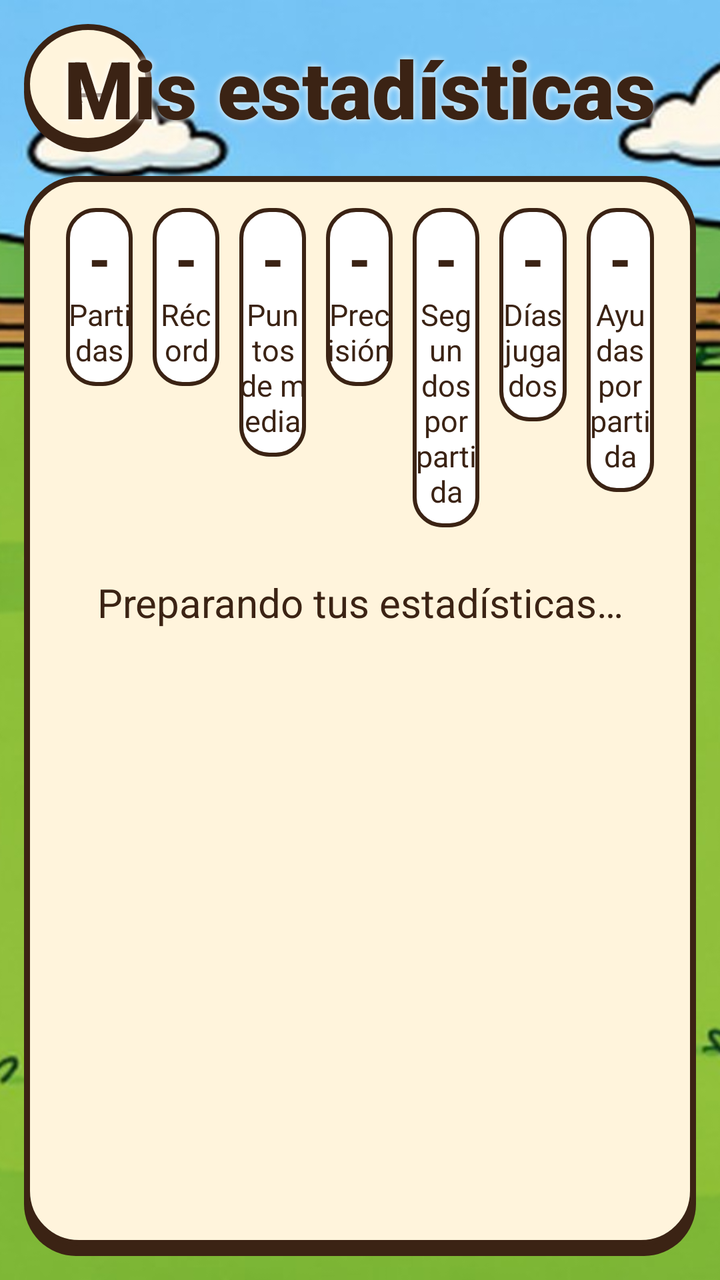
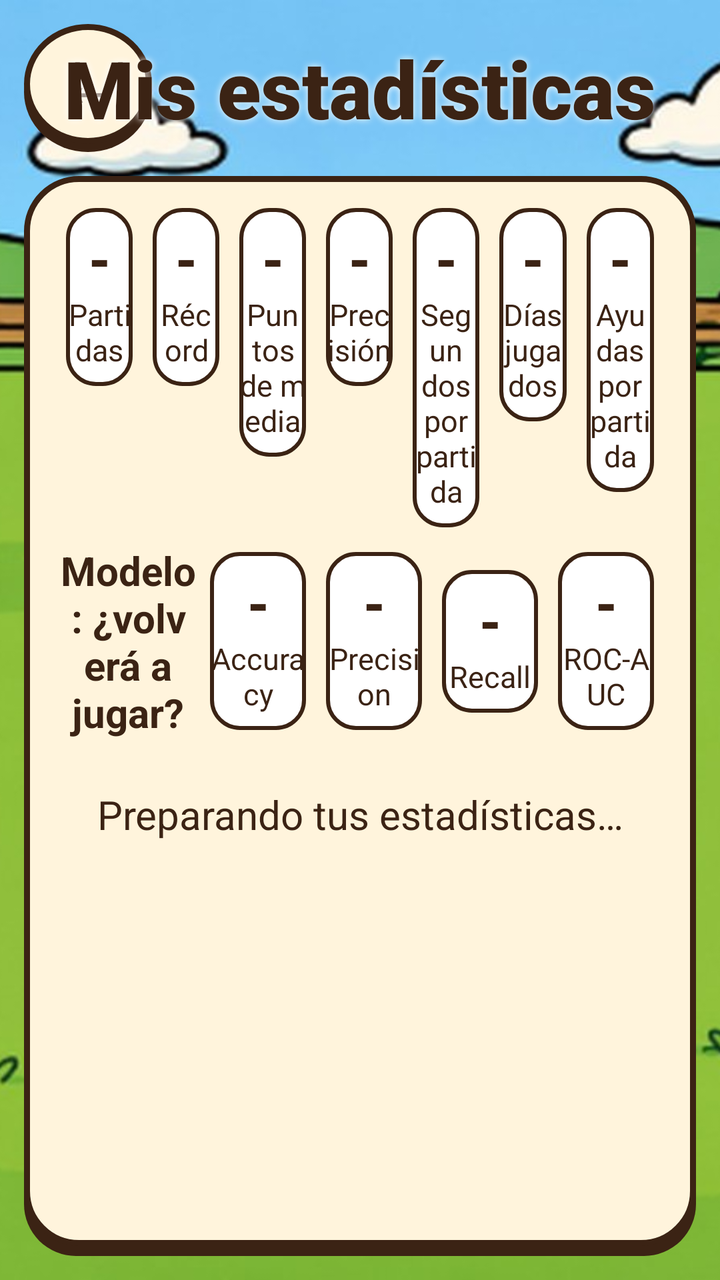

The first picture is an Android layout as it rendered before a commit; the second is the same layout after the commit. The layout source and the unified diff follow.
<!-- AndroidManifest.xml: application theme Theme.Topohit -->
<!-- res/layout/activity_metricas.xml -->
<?xml version="1.0" encoding="utf-8"?>
<FrameLayout xmlns:android="http://schemas.android.com/apk/res/android"
    android:layout_width="match_parent"
    android:layout_height="match_parent">

    <ImageView
        android:id="@+id/ImgMetricasFondo"
        android:layout_width="match_parent"
        android:layout_height="match_parent"
        android:contentDescription="@null"
        android:scaleType="centerCrop"
        android:src="@drawable/fondo_partida_normal" />

    <LinearLayout
        android:layout_width="match_parent"
        android:layout_height="match_parent"
        android:orientation="vertical"
        android:padding="@dimen/margen_pequeno">

        <FrameLayout
            android:layout_width="match_parent"
            android:layout_height="wrap_content">

            <TextView
                android:id="@+id/BtnMetricasAtras"
                style="@style/BotonRedondo"
                android:contentDescription="@string/volver"
                android:text="@string/atras" />

            <TextView
                style="@style/Titulo"
                android:layout_width="match_parent"
                android:layout_height="wrap_content"
                android:layout_gravity="center_vertical"
                android:shadowColor="@color/blanco"
                android:shadowRadius="8"
                android:text="@string/mis_estadisticas" />
        </FrameLayout>

        <LinearLayout
            android:id="@+id/LayMetricasPanel"
            android:layout_width="match_parent"
            android:layout_height="0dp"
            android:layout_marginTop="@dimen/margen_pequeno"
            android:layout_weight="1"
            android:background="@drawable/panel_crema"
            android:orientation="vertical"
            android:padding="@dimen/separacion">

            <LinearLayout
                android:layout_width="match_parent"
                android:layout_height="wrap_content"
                android:orientation="horizontal">

                <LinearLayout style="@style/CajaDato">

                    <TextView
                        android:id="@+id/LblMetricasPartidas"
                        style="@style/DatoNumero"
                        android:text="@string/sin_dato" />

                    <TextView
                        style="@style/DatoEtiqueta"
                        android:text="@string/partidas" />
                </LinearLayout>

                <LinearLayout style="@style/CajaDato">

                    <TextView
                        android:id="@+id/LblMetricasRecord"
                        style="@style/DatoNumero"
                        android:text="@string/sin_dato" />

                    <TextView
                        style="@style/DatoEtiqueta"
                        android:text="@string/record_minuscula" />
                </LinearLayout>

                <LinearLayout style="@style/CajaDato">

                    <TextView
                        android:id="@+id/LblMetricasMedia"
                        style="@style/DatoNumero"
                        android:text="@string/sin_dato" />

                    <TextView
                        style="@style/DatoEtiqueta"
                        android:text="@string/puntos_de_media" />
                </LinearLayout>

                <LinearLayout style="@style/CajaDato">

                    <TextView
                        android:id="@+id/LblMetricasPrecision"
                        style="@style/DatoNumero"
                        android:text="@string/sin_dato" />

                    <TextView
                        style="@style/DatoEtiqueta"
                        android:text="@string/precision" />
                </LinearLayout>

                <LinearLayout style="@style/CajaDato">

                    <TextView
                        android:id="@+id/LblMetricasDuracion"
                        style="@style/DatoNumero"
                        android:text="@string/sin_dato" />

                    <TextView
                        style="@style/DatoEtiqueta"
                        android:text="@string/duracion_media" />
                </LinearLayout>

                <LinearLayout style="@style/CajaDato">

                    <TextView
                        android:id="@+id/LblMetricasDias"
                        style="@style/DatoNumero"
                        android:text="@string/sin_dato" />

                    <TextView
                        style="@style/DatoEtiqueta"
                        android:text="@string/dias_jugados" />
                </LinearLayout>

                <LinearLayout style="@style/CajaDato">

                    <TextView
                        android:id="@+id/LblMetricasAyudas"
                        style="@style/DatoNumero"
                        android:text="@string/sin_dato" />

                    <TextView
                        style="@style/DatoEtiqueta"
                        android:text="@string/ayudas_por_partida" />
                </LinearLayout>
            </LinearLayout>

            <TextView
                android:id="@+id/LblMetricasEstado"
                android:layout_width="match_parent"
                android:layout_height="wrap_content"
                android:layout_marginTop="@dimen/margen"
                android:gravity="center"
                android:text="@string/preparando_estadisticas"
                android:textColor="@color/marron"
                android:textSize="@dimen/texto_normal" />

            <TextView
                android:id="@+id/BtnMetricasReintentar"
                style="@style/BotonJuego"
                android:layout_width="@dimen/ancho_boton_reintentar"
                android:layout_height="@dimen/alto_boton_pequeno"
                android:layout_gravity="center_horizontal"
                android:layout_marginTop="@dimen/separacion"
                android:background="@drawable/btn_verde"
                android:text="@string/reintentar"
                android:textSize="@dimen/texto_normal"
                android:visibility="gone" />

            <androidx.recyclerview.widget.RecyclerView
                android:id="@+id/LstMetricasGraficas"
                android:layout_width="match_parent"
                android:layout_height="0dp"
                android:layout_marginTop="@dimen/separacion_pequena"
                android:layout_weight="1" />
        </LinearLayout>
    </LinearLayout>
</FrameLayout>
<!-- resources referenced by this layout -->
<resources>
  <color name="blanco">#FFFFFF</color>
  <color name="marron">#3B2314</color>
  <dimen name="alto_boton_pequeno">56dp</dimen>
  <dimen name="ancho_boton_reintentar">260dp</dimen>
  <dimen name="margen">24dp</dimen>
  <dimen name="margen_pequeno">12dp</dimen>
  <dimen name="separacion">16dp</dimen>
  <dimen name="separacion_pequena">8dp</dimen>
  <dimen name="texto_normal">20sp</dimen>
  <string name="atras">←</string>
  <string name="ayudas_por_partida">Ayudas por partida</string>
  <string name="dias_jugados">Días jugados</string>
  <string name="duracion_media">Segundos por partida</string>
  <string name="mis_estadisticas">Mis estadísticas</string>
  <string name="partidas">Partidas</string>
  <string name="precision">Precisión</string>
  <string name="preparando_estadisticas">Preparando tus estadísticas…</string>
  <string name="puntos_de_media">Puntos de media</string>
  <string name="record_minuscula">Récord</string>
  <string name="reintentar">Reintentar</string>
  <string name="sin_dato">-</string>
  <string name="volver">Volver</string>
  <style name="DatoEtiqueta">
          <item name="android:layout_width">match_parent</item>
          <item name="android:layout_height">wrap_content</item>
          <item name="android:gravity">center</item>
          <item name="android:textSize">@dimen/texto_pequeno</item>
          <item name="android:textColor">@color/marron</item>
      </style>
  <style name="DatoNumero">
          <item name="android:layout_width">match_parent</item>
          <item name="android:layout_height">wrap_content</item>
          <item name="android:gravity">center</item>
          <item name="android:textSize">@dimen/texto_grande</item>
          <item name="android:fontFamily">sans-serif-black</item>
          <item name="android:textColor">@color/marron</item>
      </style>
  <style name="Titulo">
          <item name="android:textSize">@dimen/texto_titulo</item>
          <item name="android:fontFamily">sans-serif-black</item>
          <item name="android:textStyle">bold</item>
          <item name="android:textColor">@color/marron</item>
          <item name="android:gravity">center</item>
      </style>
  <style name="Theme.Topohit" parent="Theme.AppCompat.Light.NoActionBar">
          <item name="colorPrimary">@color/naranja</item>
          <item name="colorPrimaryDark">@color/marron</item>
          <item name="colorAccent">@color/verde</item>
          <item name="android:windowFullscreen">true</item>
          <item name="android:windowBackground">@color/verde</item>
      </style>
  <color name="verde">#5DAA3A</color>
  <color name="crema">#FFF4DC</color>
  <dimen name="alto_boton">68dp</dimen>
  <dimen name="texto_boton">26sp</dimen>
  <dimen name="boton_redondo">64dp</dimen>
  <dimen name="texto_titulo_pequeno">28sp</dimen>
  <!-- drawable dato (drawable) -->
  <?xml version="1.0" encoding="utf-8"?>
  <shape xmlns:android="http://schemas.android.com/apk/res/android" android:shape="rectangle">
      <corners android:radius="14dp" />
      <solid android:color="@color/blanco" />
      <stroke android:width="2dp" android:color="@color/marron" />
  </shape>
  <dimen name="texto_pequeno">15sp</dimen>
  <dimen name="texto_grande">26sp</dimen>
  <dimen name="texto_titulo">40sp</dimen>
  <color name="naranja">#F28C28</color>
  <!-- unchanged entries left out for length: 7 -->
</resources>

<!-- the commit's change to res/layout/activity_metricas.xml (unified diff, before → after) -->
@@ -28,6 +28,7 @@
                 android:text="@string/atras" />
 
             <TextView
+                android:id="@+id/LblMetricasCabecera"
                 style="@style/Titulo"
                 android:layout_width="match_parent"
                 android:layout_height="wrap_content"
@@ -134,6 +135,74 @@
                     <TextView
                         style="@style/DatoEtiqueta"
                         android:text="@string/ayudas_por_partida" />
+                </LinearLayout>
+            </LinearLayout>
+
+
+            
+            <LinearLayout
+                android:layout_width="match_parent"
+                android:layout_height="wrap_content"
+                android:layout_marginTop="@dimen/separacion_pequena"
+                android:gravity="center_vertical"
+                android:orientation="horizontal">
+
+                <TextView
+                    android:layout_width="0dp"
+                    android:layout_height="wrap_content"
+                    android:layout_weight="1.5"
+                    android:gravity="center"
+                    android:text="@string/modelo_abandono"
+                    android:textColor="@color/marron"
+                    android:textSize="@dimen/texto_normal"
+                    android:textStyle="bold" />
+
+                <LinearLayout style="@style/CajaDato">
+
+                    <TextView
+                        android:id="@+id/LblMetricasAccuracy"
+                        style="@style/DatoNumero"
+                        android:text="@string/sin_dato" />
+
+                    <TextView
+                        style="@style/DatoEtiqueta"
+                        android:text="@string/modelo_accuracy" />
+                </LinearLayout>
+
+                <LinearLayout style="@style/CajaDato">
+
+                    <TextView
+                        android:id="@+id/LblMetricasPrecisionModelo"
+                        style="@style/DatoNumero"
+                        android:text="@string/sin_dato" />
+
+                    <TextView
+                        style="@style/DatoEtiqueta"
+                        android:text="@string/modelo_precision" />
+                </LinearLayout>
+
+                <LinearLayout style="@style/CajaDato">
+
+                    <TextView
+                        android:id="@+id/LblMetricasRecall"
+                        style="@style/DatoNumero"
+                        android:text="@string/sin_dato" />
+
+                    <TextView
+                        style="@style/DatoEtiqueta"
+                        android:text="@string/modelo_recall" />
+                </LinearLayout>
+
+                <LinearLayout style="@style/CajaDato">
+
+                    <TextView
+                        android:id="@+id/LblMetricasRocAuc"
+                        style="@style/DatoNumero"
+                        android:text="@string/sin_dato" />
+
+                    <TextView
+                        style="@style/DatoEtiqueta"
+                        android:text="@string/modelo_roc_auc" />
                 </LinearLayout>
             </LinearLayout>
 
<!-- resource entries referenced after the edit -->
@@ -14,6 +14,11 @@
   <string name="dias_jugados">Días jugados</string>
   <string name="duracion_media">Segundos por partida</string>
   <string name="mis_estadisticas">Mis estadísticas</string>
+  <string name="modelo_abandono">Modelo: ¿volverá a jugar?</string>
+  <string name="modelo_accuracy">Accuracy</string>
+  <string name="modelo_precision">Precision</string>
+  <string name="modelo_recall">Recall</string>
+  <string name="modelo_roc_auc">ROC-AUC</string>
   <string name="partidas">Partidas</string>
   <string name="precision">Precisión</string>
   <string name="preparando_estadisticas">Preparando tus estadísticas…</string>
